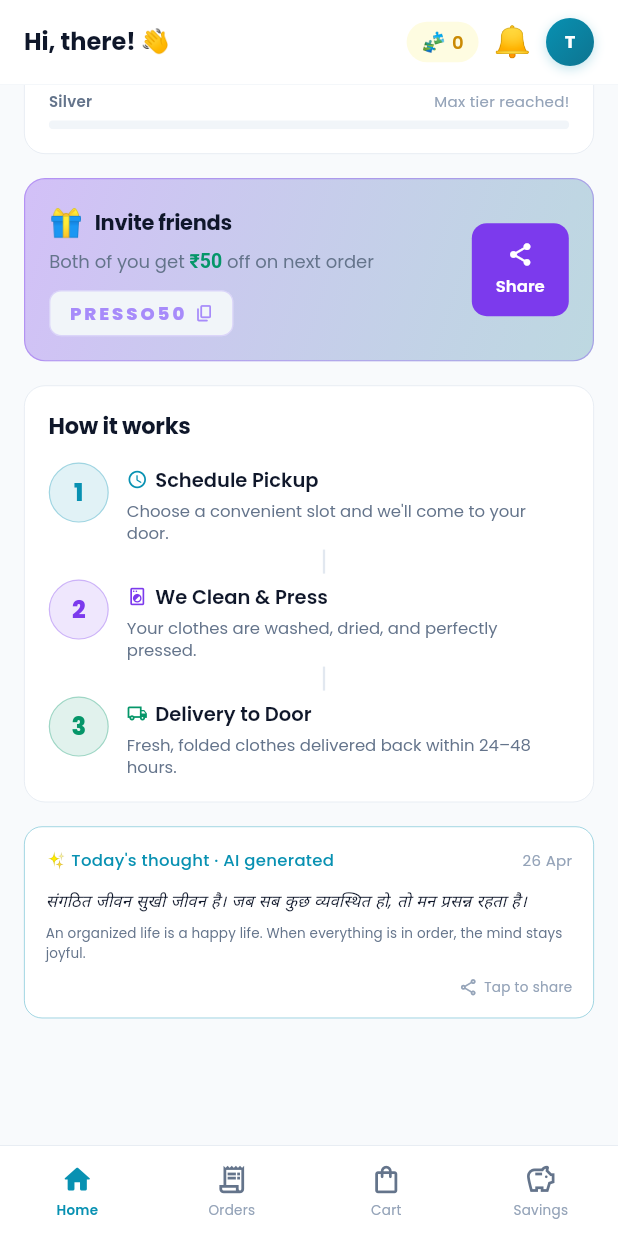
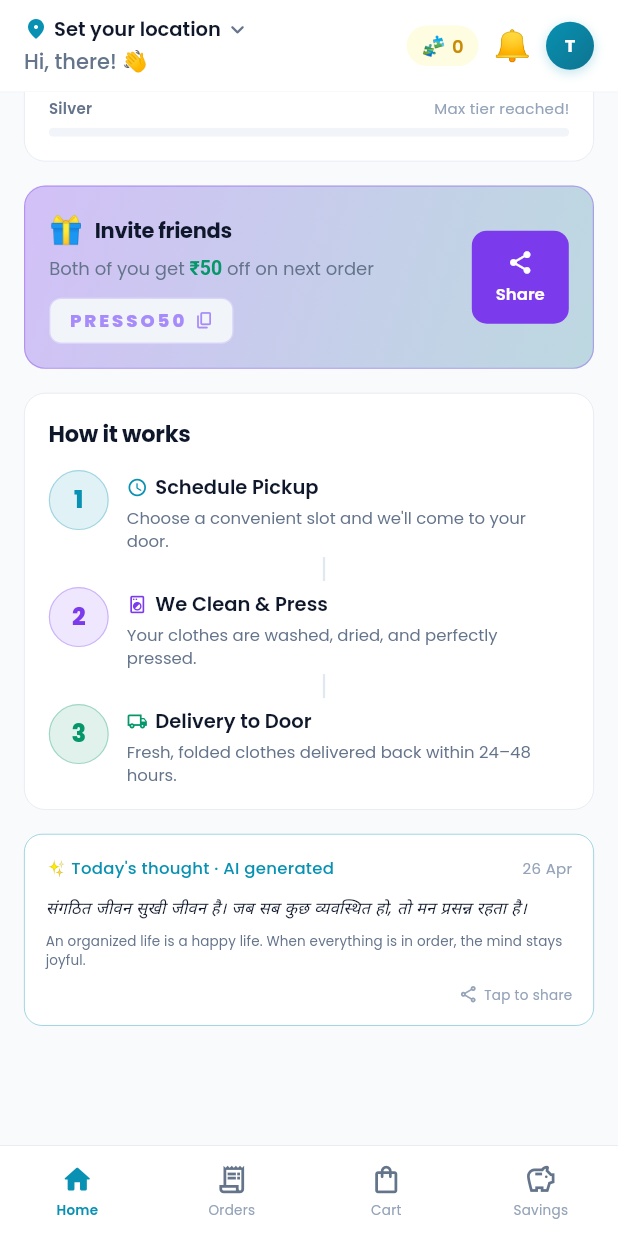
Before and after one commit to Harshalp4/PRESSO, a Flutter app: the HomeScreen screen opened by its route, scrolled down 576 dp, on a phone screen of 412 x 824 dp. Run offline on Flutter 3.47's test engine with Material 3 defaults, Android fonts, the phone set to English and light mode, and no system bars; our stand-ins replace cached_network_image, connectivity_plus, dio, firebase_auth, firebase_core, firebase_messaging and 12 more; missing offline and left inert: razorpay_flutter, signalr_netcore; accounts and stored records are empty; network calls fail.

Commit message:
Show area name in home app bar like delivery apps
- Display default address area/city with location pin icon
- Tappable to navigate to saved addresses
- Load addresses on home screen init

Co-Authored-By: Claude Opus 4.6 <noreply@anthropic.com>

```diff
--- a/presso_app/lib/features/home/presentation/screens/home_screen.dart
+++ b/presso_app/lib/features/home/presentation/screens/home_screen.dart
@@ -54,6 +54,8 @@ class _HomeScreenState extends ConsumerState<HomeScreen> {
   void initState() {
     super.initState();
     _connectSignalR();
+    // Load addresses so the app bar can show the area name
+    Future.microtask(() => ref.read(profileProvider.notifier).loadAddresses());
   }
 
   Future<void> _connectSignalR() async {
@@ -224,8 +226,22 @@ class _HomeAppBar extends ConsumerWidget {
     final fullName = ref.watch(authProvider).user?.name ?? userName;
     final initials = _buildInitials(fullName);
 
+    // Get default address area name
+    final addresses = ref.watch(profileProvider).addresses;
+    final defaultAddr = addresses.isEmpty
+        ? null
+        : addresses.firstWhere(
+            (a) => a.isDefault,
+            orElse: () => addresses.first,
+          );
+    final areaName = defaultAddr != null
+        ? (defaultAddr.addressLine2?.isNotEmpty == true
+            ? defaultAddr.addressLine2!
+            : defaultAddr.city)
+        : null;
+
     return Container(
-      padding: const EdgeInsets.symmetric(horizontal: 16, vertical: 12),
+      padding: const EdgeInsets.symmetric(horizontal: 16, vertical: 10),
       decoration: BoxDecoration(
         color: AppColors.surface,
         border: Border(
@@ -234,17 +250,57 @@ class _HomeAppBar extends ConsumerWidget {
       ),
       child: Row(
         children: [
-          // Greeting text
+          // Location + greeting
           Expanded(
+            child: Column(
+              crossAxisAlignment: CrossAxisAlignment.start,
+              mainAxisSize: MainAxisSize.min,
+              children: [
+                // Area name row
+                GestureDetector(
+                  onTap: () => context.push('/profile/addresses'),
+                  child: Row(
+                    mainAxisSize: MainAxisSize.min,
+                    children: [
+                      const Icon(
+                        Icons.location_on_rounded,
+                        color: AppColors.primary,
+                        size: 16,
+                      ),
+                      const SizedBox(width: 4),
+                      Flexible(
                         child: Text(
-              'Hi, $userName! \u{1F44B}',
+                          areaName ?? 'Set your location',
                           style: const TextStyle(
-                fontSize: 16,
-                fontWeight: FontWeight.w700,
+                            fontSize: 13,
+                            fontWeight: FontWeight.w600,
                             color: AppColors.textPrimary,
                           ),
                           maxLines: 1,
                           overflow: TextOverflow.ellipsis,
+                        ),
+                      ),
+                      const SizedBox(width: 2),
+                      const Icon(
+                        Icons.keyboard_arrow_down_rounded,
+                        color: AppColors.textSecondary,
+                        size: 18,
+                      ),
+                    ],
+                  ),
+                ),
+                const SizedBox(height: 2),
+                Text(
+                  'Hi, $userName! \u{1F44B}',
+                  style: const TextStyle(
+                    fontSize: 14,
+                    fontWeight: FontWeight.w500,
+                    color: AppColors.textSecondary,
+                  ),
+                  maxLines: 1,
+                  overflow: TextOverflow.ellipsis,
+                ),
+              ],
             ),
           ),
 
```
Lines whose indentation alone changed are shown as unchanged.
